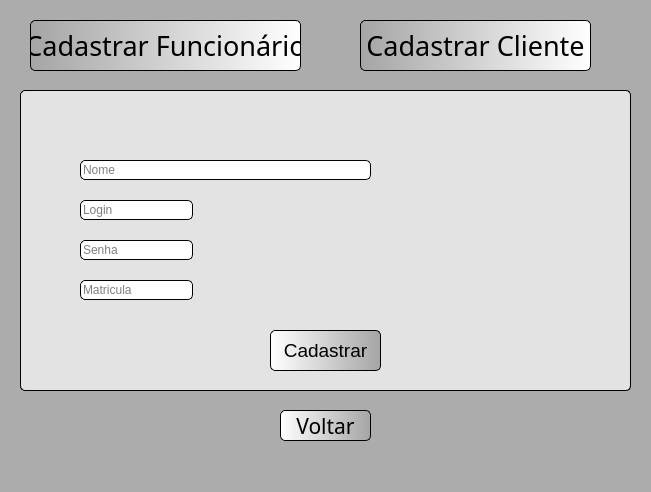
Above: telaCadastroUsuario.ui from MatBorges/LoCar before the change. Below: the same form after it.
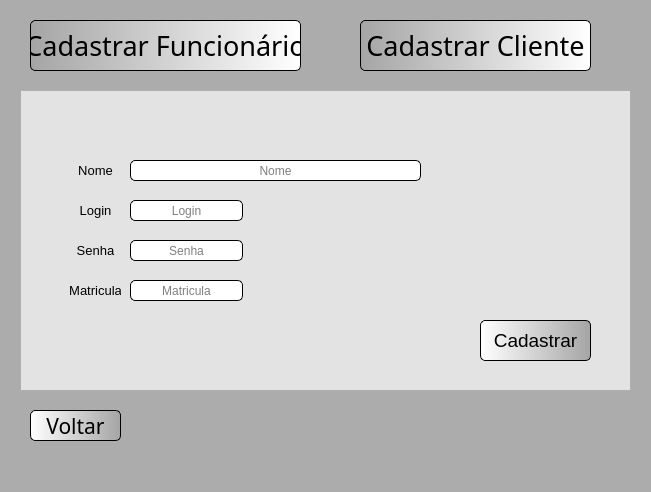
That is the form after the change. Icons and pictures are not drawn.

Commit message: Cadastro de Veículo OK

The edit to the form file:
```diff
--- a/telaCadastroUsuario.ui
+++ b/telaCadastroUsuario.ui
@@ -107,7 +107,7 @@
    <widget class="QPushButton" name="btVoltar">
     <property name="geometry">
      <rect>
-      <x>280</x>
+      <x>30</x>
       <y>410</y>
       <width>91</width>
       <height>31</height>
@@ -153,10 +153,7 @@
     </property>
     <property name="styleSheet">
      <string notr="true">background-color: rgb(227, 227, 227);
-border-radius: 5px;
-border-style: outset;
-border-width: 1px;
-border-color: black;</string>
+</string>
     </property>
     <property name="frameShape">
      <enum>QFrame::StyledPanel</enum>
@@ -167,15 +164,21 @@
     <widget class="QLineEdit" name="tbNomeFuncionario">
      <property name="geometry">
       <rect>
-       <x>60</x>
+       <x>110</x>
        <y>70</y>
        <width>291</width>
-       <height>20</height>
+       <height>21</height>
       </rect>
      </property>
      <property name="styleSheet">
       <string notr="true">background-color: rgb(255, 255, 255);
-</string>
+border-radius: 5px;
+border-style: outset;
+border-width: 1px;
+border-color: black;</string>
+     </property>
+     <property name="alignment">
+      <set>Qt::AlignCenter</set>
      </property>
      <property name="placeholderText">
       <string>Nome</string>
@@ -184,14 +187,21 @@
     <widget class="QLineEdit" name="tbLoginFuncionario">
      <property name="geometry">
       <rect>
-       <x>60</x>
+       <x>110</x>
        <y>110</y>
        <width>113</width>
-       <height>20</height>
+       <height>21</height>
       </rect>
      </property>
      <property name="styleSheet">
-      <string notr="true">background-color: rgb(255, 255, 255);</string>
+      <string notr="true">background-color: rgb(255, 255, 255);
+border-radius: 5px;
+border-style: outset;
+border-width: 1px;
+border-color: black;</string>
+     </property>
+     <property name="alignment">
+      <set>Qt::AlignCenter</set>
      </property>
      <property name="placeholderText">
       <string>Login</string>
@@ -200,18 +210,25 @@
     <widget class="QLineEdit" name="tbSenhaFuncionario">
      <property name="geometry">
       <rect>
-       <x>60</x>
+       <x>110</x>
        <y>150</y>
        <width>113</width>
-       <height>20</height>
+       <height>21</height>
       </rect>
      </property>
      <property name="styleSheet">
-      <string notr="true">background-color: rgb(255, 255, 255);</string>
+      <string notr="true">background-color: rgb(255, 255, 255);
+border-radius: 5px;
+border-style: outset;
+border-width: 1px;
+border-color: black;</string>
      </property>
      <property name="echoMode">
       <enum>QLineEdit::Password</enum>
      </property>
+     <property name="alignment">
+      <set>Qt::AlignCenter</set>
+     </property>
      <property name="placeholderText">
       <string>Senha</string>
      </property>
@@ -219,18 +236,25 @@
     <widget class="QLineEdit" name="tbMatriculaFuncionario">
      <property name="geometry">
       <rect>
-       <x>60</x>
+       <x>110</x>
        <y>190</y>
        <width>113</width>
-       <height>20</height>
+       <height>21</height>
       </rect>
      </property>
      <property name="styleSheet">
-      <string notr="true">background-color: rgb(255, 255, 255);</string>
+      <string notr="true">background-color: rgb(255, 255, 255);
+border-radius: 5px;
+border-style: outset;
+border-width: 1px;
+border-color: black;</string>
      </property>
      <property name="text">
       <string/>
      </property>
+     <property name="alignment">
+      <set>Qt::AlignCenter</set>
+     </property>
      <property name="placeholderText">
       <string>Matricula</string>
      </property>
@@ -238,8 +262,8 @@
     <widget class="QPushButton" name="btCadastrarFuncionario">
      <property name="geometry">
       <rect>
-       <x>250</x>
-       <y>240</y>
+       <x>460</x>
+       <y>230</y>
        <width>111</width>
        <height>41</height>
       </rect>
@@ -269,6 +293,90 @@
       <string>Cadastrar</string>
      </property>
     </widget>
+    <widget class="QLabel" name="labelNomeFuncionario">
+     <property name="geometry">
+      <rect>
+       <x>50</x>
+       <y>70</y>
+       <width>51</width>
+       <height>21</height>
+      </rect>
+     </property>
+     <property name="font">
+      <font>
+       <pointsize>10</pointsize>
+      </font>
+     </property>
+     <property name="text">
+      <string>Nome</string>
+     </property>
+     <property name="alignment">
+      <set>Qt::AlignCenter</set>
+     </property>
+    </widget>
+    <widget class="QLabel" name="labelLoginFuncionario">
+     <property name="geometry">
+      <rect>
+       <x>50</x>
+       <y>110</y>
+       <width>51</width>
+       <height>21</height>
+      </rect>
+     </property>
+     <property name="font">
+      <font>
+       <pointsize>10</pointsize>
+      </font>
+     </property>
+     <property name="text">
+      <string>Login</string>
+     </property>
+     <property name="alignment">
+      <set>Qt::AlignCenter</set>
+     </property>
+    </widget>
+    <widget class="QLabel" name="labelSenhaFuncionario">
+     <property name="geometry">
+      <rect>
+       <x>50</x>
+       <y>150</y>
+       <width>51</width>
+       <height>21</height>
+      </rect>
+     </property>
+     <property name="font">
+      <font>
+       <pointsize>10</pointsize>
+      </font>
+     </property>
+     <property name="text">
+      <string>Senha</string>
+     </property>
+     <property name="alignment">
+      <set>Qt::AlignCenter</set>
+     </property>
+    </widget>
+    <widget class="QLabel" name="labelSenhaFuncionario_2">
+     <property name="geometry">
+      <rect>
+       <x>50</x>
+       <y>190</y>
+       <width>51</width>
+       <height>21</height>
+      </rect>
+     </property>
+     <property name="font">
+      <font>
+       <pointsize>10</pointsize>
+      </font>
+     </property>
+     <property name="text">
+      <string>Matricula</string>
+     </property>
+     <property name="alignment">
+      <set>Qt::AlignCenter</set>
+     </property>
+    </widget>
    </widget>
    <widget class="QFrame" name="frameCadCliente">
     <property name="geometry">
@@ -281,10 +389,7 @@
     </property>
     <property name="styleSheet">
      <string notr="true">background-color: rgb(227, 227, 227);
-border-radius: 5px;
-border-style: outset;
-border-width: 1px;
-border-color: black;</string>
+</string>
     </property>
     <property name="frameShape">
      <enum>QFrame::StyledPanel</enum>
@@ -295,15 +400,21 @@
     <widget class="QLineEdit" name="tbNomeCliente">
      <property name="geometry">
       <rect>
-       <x>60</x>
-       <y>40</y>
+       <x>110</x>
+       <y>39</y>
        <width>291</width>
-       <height>20</height>
+       <height>21</height>
       </rect>
      </property>
      <property name="styleSheet">
       <string notr="true">background-color: rgb(255, 255, 255);
-</string>
+border-radius: 5px;
+border-style: outset;
+border-width: 1px;
+border-color: black;</string>
+     </property>
+     <property name="alignment">
+      <set>Qt::AlignCenter</set>
      </property>
      <property name="placeholderText">
       <string>Nome</string>
@@ -312,14 +423,21 @@
     <widget class="QLineEdit" name="tbLoginCliente">
      <property name="geometry">
       <rect>
-       <x>60</x>
+       <x>110</x>
        <y>100</y>
        <width>113</width>
-       <height>20</height>
+       <height>21</height>
       </rect>
      </property>
      <property name="styleSheet">
-      <string notr="true">background-color: rgb(255, 255, 255);</string>
+      <string notr="true">background-color: rgb(255, 255, 255);
+border-radius: 5px;
+border-style: outset;
+border-width: 1px;
+border-color: black;</string>
+     </property>
+     <property name="alignment">
+      <set>Qt::AlignCenter</set>
      </property>
      <property name="placeholderText">
       <string>Login</string>
@@ -328,18 +446,25 @@
     <widget class="QLineEdit" name="tbSenhaCliente">
      <property name="geometry">
       <rect>
-       <x>60</x>
+       <x>110</x>
        <y>130</y>
        <width>113</width>
-       <height>20</height>
+       <height>21</height>
       </rect>
      </property>
      <property name="styleSheet">
-      <string notr="true">background-color: rgb(255, 255, 255);</string>
+      <string notr="true">background-color: rgb(255, 255, 255);
+border-radius: 5px;
+border-style: outset;
+border-width: 1px;
+border-color: black;</string>
      </property>
      <property name="echoMode">
       <enum>QLineEdit::Password</enum>
      </property>
+     <property name="alignment">
+      <set>Qt::AlignCenter</set>
+     </property>
      <property name="placeholderText">
       <string>Senha</string>
      </property>
@@ -347,18 +472,25 @@
     <widget class="QLineEdit" name="tbCPFCliente">
      <property name="geometry">
       <rect>
-       <x>60</x>
+       <x>110</x>
        <y>160</y>
-       <width>113</width>
-       <height>20</height>
+       <width>181</width>
+       <height>21</height>
       </rect>
      </property>
      <property name="styleSheet">
-      <string notr="true">background-color: rgb(255, 255, 255);</string>
+      <string notr="true">background-color: rgb(255, 255, 255);
+border-radius: 5px;
+border-style: outset;
+border-width: 1px;
+border-color: black;</string>
      </property>
      <property name="text">
       <string/>
      </property>
+     <property name="alignment">
+      <set>Qt::AlignCenter</set>
+     </property>
      <property name="placeholderText">
       <string>CPF</string>
      </property>
@@ -366,8 +498,8 @@
     <widget class="QPushButton" name="btCadastrarCliente">
      <property name="geometry">
       <rect>
-       <x>250</x>
-       <y>240</y>
+       <x>460</x>
+       <y>230</y>
        <width>111</width>
        <height>41</height>
       </rect>
@@ -400,18 +532,25 @@
     <widget class="QLineEdit" name="tbCNHCliente">
      <property name="geometry">
       <rect>
-       <x>60</x>
+       <x>110</x>
        <y>190</y>
-       <width>113</width>
-       <height>20</height>
+       <width>171</width>
+       <height>21</height>
       </rect>
      </property>
      <property name="styleSheet">
-      <string notr="true">background-color: rgb(255, 255, 255);</string>
+      <string notr="true">background-color: rgb(255, 255, 255);
+border-radius: 5px;
+border-style: outset;
+border-width: 1px;
+border-color: black;</string>
      </property>
      <property name="text">
       <string/>
      </property>
+     <property name="alignment">
+      <set>Qt::AlignCenter</set>
+     </property>
      <property name="placeholderText">
       <string>CNH</string>
      </property>
@@ -419,18 +558,25 @@
     <widget class="QLineEdit" name="tbNCartaoCliente">
      <property name="geometry">
       <rect>
-       <x>60</x>
+       <x>110</x>
        <y>220</y>
-       <width>113</width>
-       <height>20</height>
+       <width>211</width>
+       <height>21</height>
       </rect>
      </property>
      <property name="styleSheet">
-      <string notr="true">background-color: rgb(255, 255, 255);</string>
+      <string notr="true">background-color: rgb(255, 255, 255);
+border-radius: 5px;
+border-style: outset;
+border-width: 1px;
+border-color: black;</string>
      </property>
      <property name="text">
       <string/>
      </property>
+     <property name="alignment">
+      <set>Qt::AlignCenter</set>
+     </property>
      <property name="placeholderText">
       <string>nº Cartão</string>
      </property>
@@ -438,18 +584,25 @@
     <widget class="QLineEdit" name="tbTelefoneCliente">
      <property name="geometry">
       <rect>
-       <x>60</x>
+       <x>110</x>
        <y>250</y>
-       <width>111</width>
+       <width>141</width>
        <height>20</height>
       </rect>
      </property>
      <property name="styleSheet">
-      <string notr="true">background-color: rgb(255, 255, 255);</string>
+      <string notr="true">background-color: rgb(255, 255, 255);
+border-radius: 5px;
+border-style: outset;
+border-width: 1px;
+border-color: black;</string>
      </property>
      <property name="text">
       <string/>
      </property>
+     <property name="alignment">
+      <set>Qt::AlignCenter</set>
+     </property>
      <property name="placeholderText">
       <string>Telefone</string>
      </property>
@@ -457,22 +610,197 @@
     <widget class="QLineEdit" name="tbEnderecoCliente">
      <property name="geometry">
       <rect>
-       <x>60</x>
+       <x>110</x>
        <y>70</y>
        <width>291</width>
-       <height>20</height>
+       <height>21</height>
       </rect>
      </property>
      <property name="styleSheet">
-      <string notr="true">background-color: rgb(255, 255, 255);</string>
+      <string notr="true">background-color: rgb(255, 255, 255);
+border-radius: 5px;
+border-style: outset;
+border-width: 1px;
+border-color: black;</string>
      </property>
      <property name="text">
       <string/>
      </property>
+     <property name="alignment">
+      <set>Qt::AlignCenter</set>
+     </property>
      <property name="placeholderText">
       <string>Endereço</string>
      </property>
     </widget>
+    <widget class="QLabel" name="labelNomeCliente">
+     <property name="geometry">
+      <rect>
+       <x>50</x>
+       <y>40</y>
+       <width>51</width>
+       <height>21</height>
+      </rect>
+     </property>
+     <property name="font">
+      <font>
+       <pointsize>10</pointsize>
+      </font>
+     </property>
+     <property name="text">
+      <string>Nome</string>
+     </property>
+     <property name="alignment">
+      <set>Qt::AlignCenter</set>
+     </property>
+    </widget>
+    <widget class="QLabel" name="labelEnderecoCliente">
+     <property name="geometry">
+      <rect>
+       <x>40</x>
+       <y>70</y>
+       <width>61</width>
+       <height>21</height>
+      </rect>
+     </property>
+     <property name="font">
+      <font>
+       <pointsize>10</pointsize>
+      </font>
+     </property>
+     <property name="text">
+      <string>Endereço</string>
+     </property>
+     <property name="alignment">
+      <set>Qt::AlignCenter</set>
+     </property>
+    </widget>
+    <widget class="QLabel" name="labelLoginCliente">
+     <property name="geometry">
+      <rect>
+       <x>40</x>
+       <y>100</y>
+       <width>61</width>
+       <height>21</height>
+      </rect>
+     </property>
+     <property name="font">
+      <font>
+       <pointsize>10</pointsize>
+      </font>
+     </property>
+     <property name="text">
+      <string>Login</string>
+     </property>
+     <property name="alignment">
+      <set>Qt::AlignCenter</set>
+     </property>
+    </widget>
+    <widget class="QLabel" name="labelSenhaCliente">
+     <property name="geometry">
+      <rect>
+       <x>40</x>
+       <y>130</y>
+       <width>61</width>
+       <height>21</height>
+      </rect>
+     </property>
+     <property name="font">
+      <font>
+       <pointsize>10</pointsize>
+      </font>
+     </property>
+     <property name="text">
+      <string>Senha</string>
+     </property>
+     <property name="alignment">
+      <set>Qt::AlignCenter</set>
+     </property>
+    </widget>
+    <widget class="QLabel" name="labelCPFCliente">
+     <property name="geometry">
+      <rect>
+       <x>40</x>
+       <y>160</y>
+       <width>61</width>
+       <height>21</height>
+      </rect>
+     </property>
+     <property name="font">
+      <font>
+       <pointsize>10</pointsize>
+      </font>
+     </property>
+     <property name="text">
+      <string>CPF</string>
+     </property>
+     <property name="alignment">
+      <set>Qt::AlignCenter</set>
+     </property>
+    </widget>
+    <widget class="QLabel" name="labelCNHCliente">
+     <property name="geometry">
+      <rect>
+       <x>40</x>
+       <y>190</y>
+       <width>61</width>
+       <height>21</height>
+      </rect>
+     </property>
+     <property name="font">
+      <font>
+       <pointsize>10</pointsize>
+      </font>
+     </property>
+     <property name="text">
+      <string>CNH</string>
+     </property>
+     <property name="alignment">
+      <set>Qt::AlignCenter</set>
+     </property>
+    </widget>
+    <widget class="QLabel" name="labelNCartaoCliente">
+     <property name="geometry">
+      <rect>
+       <x>40</x>
+       <y>220</y>
+       <width>61</width>
+       <height>21</height>
+      </rect>
+     </property>
+     <property name="font">
+      <font>
+       <pointsize>10</pointsize>
+      </font>
+     </property>
+     <property name="text">
+      <string>nº Cartão</string>
+     </property>
+     <property name="alignment">
+      <set>Qt::AlignCenter</set>
+     </property>
+    </widget>
+    <widget class="QLabel" name="labelTelefoneCliente">
+     <property name="geometry">
+      <rect>
+       <x>40</x>
+       <y>250</y>
+       <width>61</width>
+       <height>21</height>
+      </rect>
+     </property>
+     <property name="font">
+      <font>
+       <pointsize>10</pointsize>
+      </font>
+     </property>
+     <property name="text">
+      <string>nº Cartão</string>
+     </property>
+     <property name="alignment">
+      <set>Qt::AlignCenter</set>
+     </property>
+    </widget>
    </widget>
    <zorder>logoLoCarPequeno</zorder>
    <zorder>btCadFuncionario</zorder>
```
The commit also changes 6 other files.
